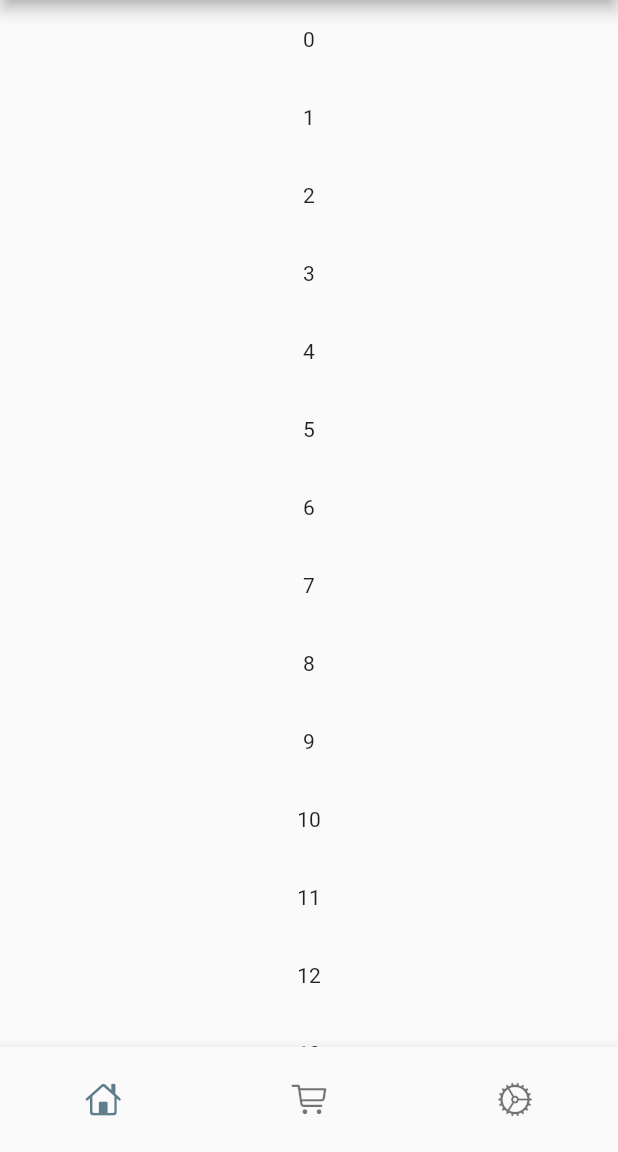
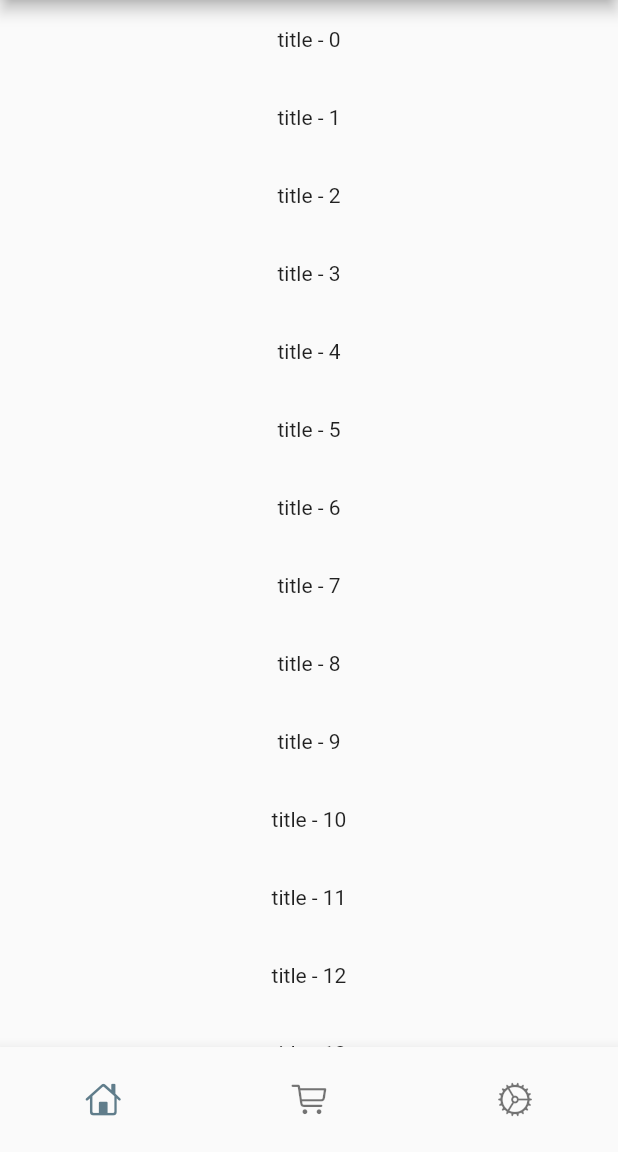
Before and after one commit to amitgayar/lufiluApp, a Flutter app: the screen it shows after launch, on a phone screen of 412 x 824 dp, the part 84-1236 px from its top. Run offline on Flutter 3.47's test engine with Material 2 defaults, Android fonts, the phone set to English and light mode, and no system bars; our stand-ins replace logger.

Commit message:
first commit 1.3

```diff
--- a/lib/main.dart
+++ b/lib/main.dart
@@ -42,7 +42,7 @@ class MyHomePage extends StatelessWidget {
           child: Padding(
             padding: const EdgeInsets.all(18.0),
             child: (
-            Text("$index")
+            Text("title - $index")
             ),
           ),
         )
```
